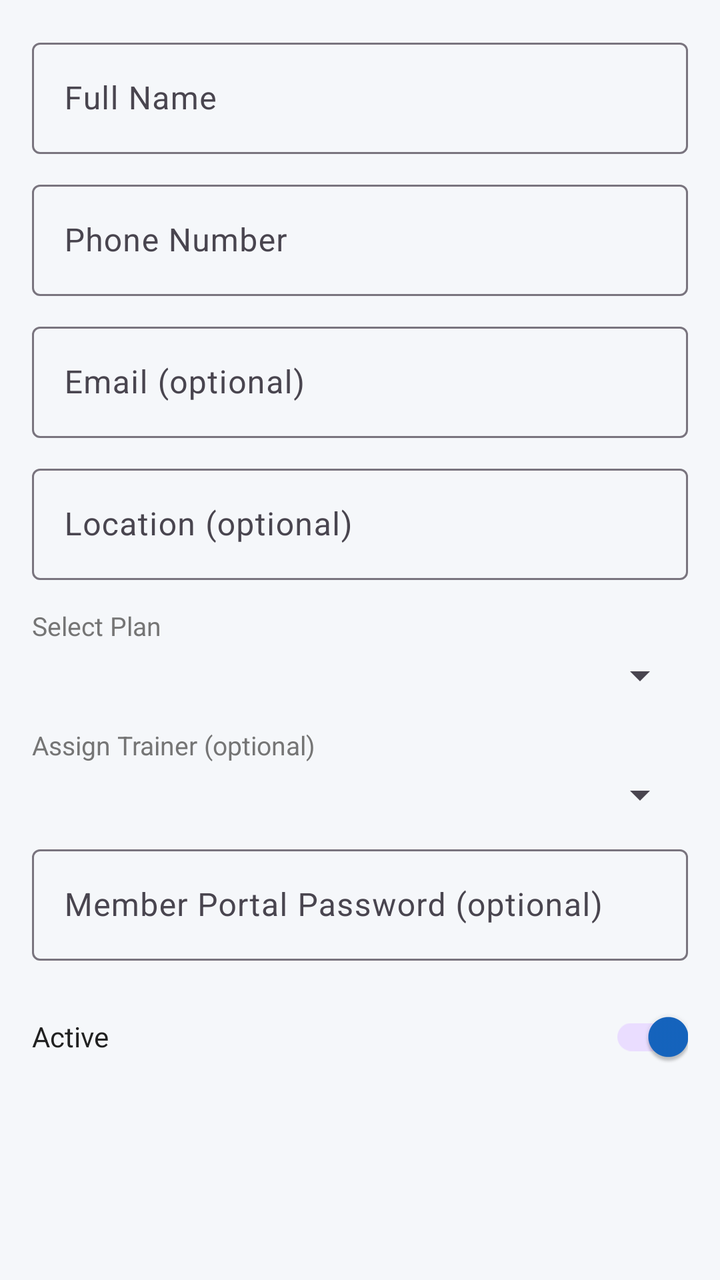
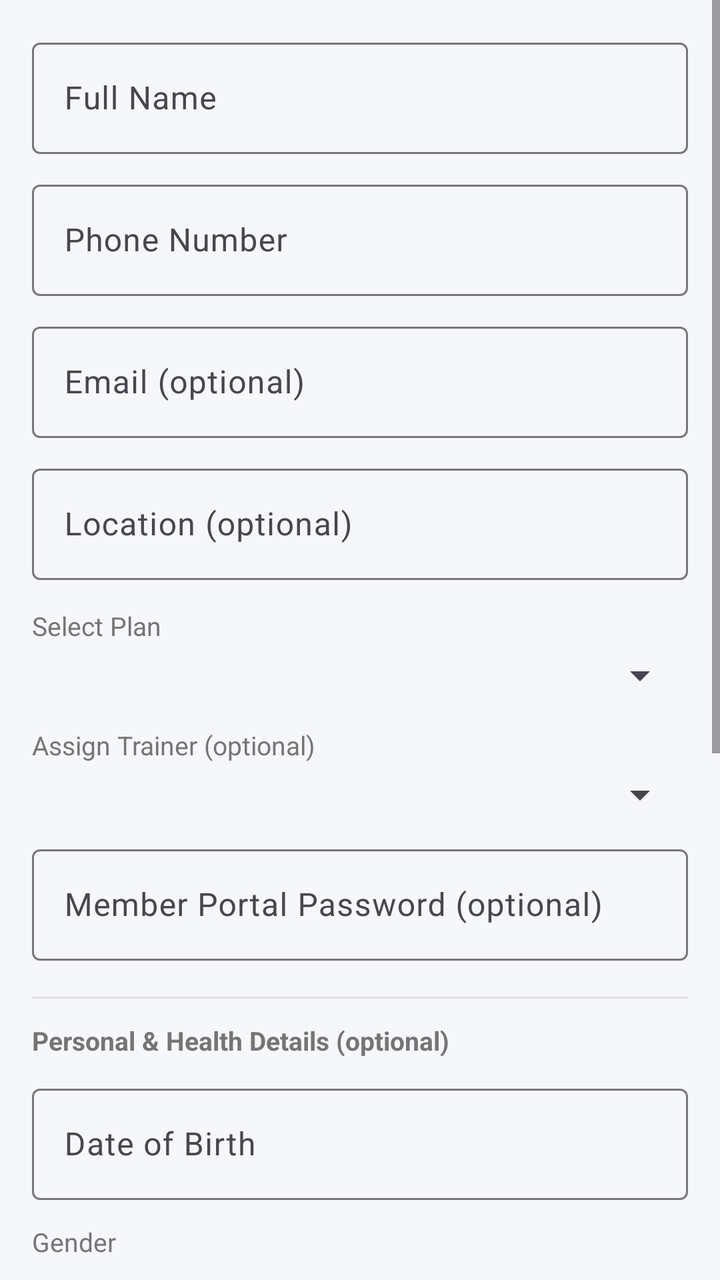

The first picture is an Android layout as it rendered before a commit; the second is the same layout after the commit. The layout source and the unified diff follow.
<!-- AndroidManifest.xml: application theme Theme.GymManagement -->
<!-- res/layout/dialog_add_member.xml -->
<?xml version="1.0" encoding="utf-8"?>

<ScrollView
    xmlns:android="http://schemas.android.com/apk/res/android"
    android:layout_width="match_parent"
    android:layout_height="wrap_content">

    <LinearLayout
        android:layout_width="match_parent"
        android:layout_height="wrap_content"
        android:orientation="vertical"
        android:padding="16dp">

        <com.google.android.material.textfield.TextInputLayout
            android:layout_width="match_parent"
            android:layout_height="wrap_content"
            android:hint="@string/hint_full_name"
            style="@style/Widget.Material3.TextInputLayout.OutlinedBox">
            <com.google.android.material.textfield.TextInputEditText
                android:id="@+id/etFullName"
                android:layout_width="match_parent"
                android:layout_height="wrap_content"
                android:inputType="textPersonName"
                android:imeOptions="actionNext" />
        </com.google.android.material.textfield.TextInputLayout>

        <com.google.android.material.textfield.TextInputLayout
            android:layout_width="match_parent"
            android:layout_height="wrap_content"
            android:layout_marginTop="10dp"
            android:hint="@string/hint_phone"
            style="@style/Widget.Material3.TextInputLayout.OutlinedBox">
            <com.google.android.material.textfield.TextInputEditText
                android:id="@+id/etPhone"
                android:layout_width="match_parent"
                android:layout_height="wrap_content"
                android:inputType="phone"
                android:imeOptions="actionNext" />
        </com.google.android.material.textfield.TextInputLayout>

        <com.google.android.material.textfield.TextInputLayout
            android:layout_width="match_parent"
            android:layout_height="wrap_content"
            android:layout_marginTop="10dp"
            android:hint="@string/hint_email"
            style="@style/Widget.Material3.TextInputLayout.OutlinedBox">
            <com.google.android.material.textfield.TextInputEditText
                android:id="@+id/etEmail"
                android:layout_width="match_parent"
                android:layout_height="wrap_content"
                android:inputType="textEmailAddress"
                android:imeOptions="actionNext" />
        </com.google.android.material.textfield.TextInputLayout>

        <com.google.android.material.textfield.TextInputLayout
            android:layout_width="match_parent"
            android:layout_height="wrap_content"
            android:layout_marginTop="10dp"
            android:hint="@string/hint_location"
            style="@style/Widget.Material3.TextInputLayout.OutlinedBox">
            <com.google.android.material.textfield.TextInputEditText
                android:id="@+id/etLocation"
                android:layout_width="match_parent"
                android:layout_height="wrap_content"
                android:inputType="textPostalAddress"
                android:imeOptions="actionDone" />
        </com.google.android.material.textfield.TextInputLayout>

        <TextView
            android:layout_width="wrap_content"
            android:layout_height="wrap_content"
            android:layout_marginTop="14dp"
            android:text="@string/label_select_plan"
            android:textColor="@color/text_secondary"
            android:textSize="13sp" />

        <Spinner
            android:id="@+id/spinnerPlan"
            android:layout_width="match_parent"
            android:layout_height="wrap_content"
            android:layout_marginTop="4dp" />

        
        <TextView
            android:layout_width="wrap_content"
            android:layout_height="wrap_content"
            android:layout_marginTop="14dp"
            android:text="Assign Trainer (optional)"
            android:textColor="@color/text_secondary"
            android:textSize="13sp" />

        <Spinner
            android:id="@+id/spinnerTrainer"
            android:layout_width="match_parent"
            android:layout_height="wrap_content"
            android:layout_marginTop="4dp" />

        
        <com.google.android.material.textfield.TextInputLayout
            android:layout_width="match_parent"
            android:layout_height="wrap_content"
            android:layout_marginTop="10dp"
            android:hint="Member Portal Password (optional)"
            style="@style/Widget.Material3.TextInputLayout.OutlinedBox">
            <com.google.android.material.textfield.TextInputEditText
                android:id="@+id/etPassword"
                android:layout_width="match_parent"
                android:layout_height="wrap_content"
                android:inputType="textPassword"
                android:imeOptions="actionDone" />
        </com.google.android.material.textfield.TextInputLayout>

        <LinearLayout
            android:layout_width="match_parent"
            android:layout_height="wrap_content"
            android:layout_marginTop="14dp"
            android:gravity="center_vertical"
            android:orientation="horizontal">

            <TextView
                android:layout_width="0dp"
                android:layout_height="wrap_content"
                android:layout_weight="1"
                android:text="@string/label_active_switch"
                android:textColor="@color/text_primary" />

            <com.google.android.material.switchmaterial.SwitchMaterial
                android:id="@+id/switchActive"
                android:layout_width="wrap_content"
                android:layout_height="wrap_content"
                android:checked="true" />
        </LinearLayout>

    </LinearLayout>
</ScrollView>
<!-- resources referenced by this layout -->
<resources>
  <color name="text_primary">#212121</color>
  <color name="text_secondary">#757575</color>
  <string name="hint_email">Email (optional)</string>
  <string name="hint_full_name">Full Name</string>
  <string name="hint_location">Location (optional)</string>
  <string name="hint_phone">Phone Number</string>
  <string name="label_active_switch">Active</string>
  <string name="label_select_plan">Select Plan</string>
  <style name="Theme.GymManagement" parent="Theme.Material3.Light.NoActionBar">
          <item name="colorPrimary">@color/primary</item>
          <item name="colorPrimaryDark">@color/primary_dark</item>
          <item name="colorAccent">@color/accent</item>
          <item name="android:windowBackground">@color/surface</item>
      </style>
  <color name="primary">#1565C0</color>
  <color name="primary_dark">#003c8f</color>
  <color name="accent">#FF6F00</color>
  <color name="surface">#F5F7FA</color>
</resources>

<!-- the commit's change to res/layout/dialog_add_member.xml (unified diff, before → after) -->
@@ -110,6 +110,120 @@
                 android:imeOptions="actionDone" />
         </com.google.android.material.textfield.TextInputLayout>
 
+        <View
+            android:layout_width="match_parent"
+            android:layout_height="1dp"
+            android:layout_marginTop="18dp"
+            android:background="#E0E0E0" />
+
+        <TextView
+            android:layout_width="wrap_content"
+            android:layout_height="wrap_content"
+            android:layout_marginTop="12dp"
+            android:text="Personal &amp; Health Details (optional)"
+            android:textColor="@color/text_secondary"
+            android:textSize="13sp"
+            android:textStyle="bold" />
+
+        <com.google.android.material.textfield.TextInputLayout
+            android:layout_width="match_parent"
+            android:layout_height="wrap_content"
+            android:layout_marginTop="10dp"
+            android:hint="Date of Birth"
+            style="@style/Widget.Material3.TextInputLayout.OutlinedBox">
+            <com.google.android.material.textfield.TextInputEditText
+                android:id="@+id/etDob"
+                android:layout_width="match_parent"
+                android:layout_height="wrap_content"
+                android:focusable="false"
+                android:clickable="true"
+                android:inputType="none" />
+        </com.google.android.material.textfield.TextInputLayout>
+
+        <TextView
+            android:layout_width="wrap_content"
+            android:layout_height="wrap_content"
+            android:layout_marginTop="12dp"
+            android:text="Gender"
+            android:textColor="@color/text_secondary"
+            android:textSize="13sp" />
+
+        <Spinner
+            android:id="@+id/spinnerGender"
+            android:layout_width="match_parent"
+            android:layout_height="wrap_content"
+            android:layout_marginTop="4dp" />
+
+        <TextView
+            android:layout_width="wrap_content"
+            android:layout_height="wrap_content"
+            android:layout_marginTop="12dp"
+            android:text="Blood Group"
+            android:textColor="@color/text_secondary"
+            android:textSize="13sp" />
+
+        <Spinner
+            android:id="@+id/spinnerBloodGroup"
+            android:layout_width="match_parent"
+            android:layout_height="wrap_content"
+            android:layout_marginTop="4dp" />
+
+        <com.google.android.material.textfield.TextInputLayout
+            android:layout_width="match_parent"
+            android:layout_height="wrap_content"
+            android:layout_marginTop="12dp"
+            android:hint="Emergency Contact Name"
+            style="@style/Widget.Material3.TextInputLayout.OutlinedBox">
+            <com.google.android.material.textfield.TextInputEditText
+                android:id="@+id/etEmergencyName"
+                android:layout_width="match_parent"
+                android:layout_height="wrap_content"
+                android:inputType="textPersonName"
+                android:imeOptions="actionNext" />
+        </com.google.android.material.textfield.TextInputLayout>
+
+        <com.google.android.material.textfield.TextInputLayout
+            android:layout_width="match_parent"
+            android:layout_height="wrap_content"
+            android:layout_marginTop="10dp"
+            android:hint="Emergency Contact Number"
+            style="@style/Widget.Material3.TextInputLayout.OutlinedBox">
+            <com.google.android.material.textfield.TextInputEditText
+                android:id="@+id/etEmergencyPhone"
+                android:layout_width="match_parent"
+                android:layout_height="wrap_content"
+                android:inputType="phone"
+                android:imeOptions="actionNext" />
+        </com.google.android.material.textfield.TextInputLayout>
+
+        <TextView
+            android:layout_width="wrap_content"
+            android:layout_height="wrap_content"
+            android:layout_marginTop="12dp"
+            android:text="Referral Source"
+            android:textColor="@color/text_secondary"
+            android:textSize="13sp" />
+
+        <Spinner
+            android:id="@+id/spinnerReferralSource"
+            android:layout_width="match_parent"
+            android:layout_height="wrap_content"
+            android:layout_marginTop="4dp" />
+
+        <com.google.android.material.textfield.TextInputLayout
+            android:layout_width="match_parent"
+            android:layout_height="wrap_content"
+            android:layout_marginTop="12dp"
+            android:hint="Health Notes (conditions, injuries, allergies, medication)"
+            style="@style/Widget.Material3.TextInputLayout.OutlinedBox">
+            <com.google.android.material.textfield.TextInputEditText
+                android:id="@+id/etHealthNotes"
+                android:layout_width="match_parent"
+                android:layout_height="wrap_content"
+                android:inputType="textMultiLine"
+                android:minLines="2" />
+        </com.google.android.material.textfield.TextInputLayout>
+
         <LinearLayout
             android:layout_width="match_parent"
             android:layout_height="wrap_content"
